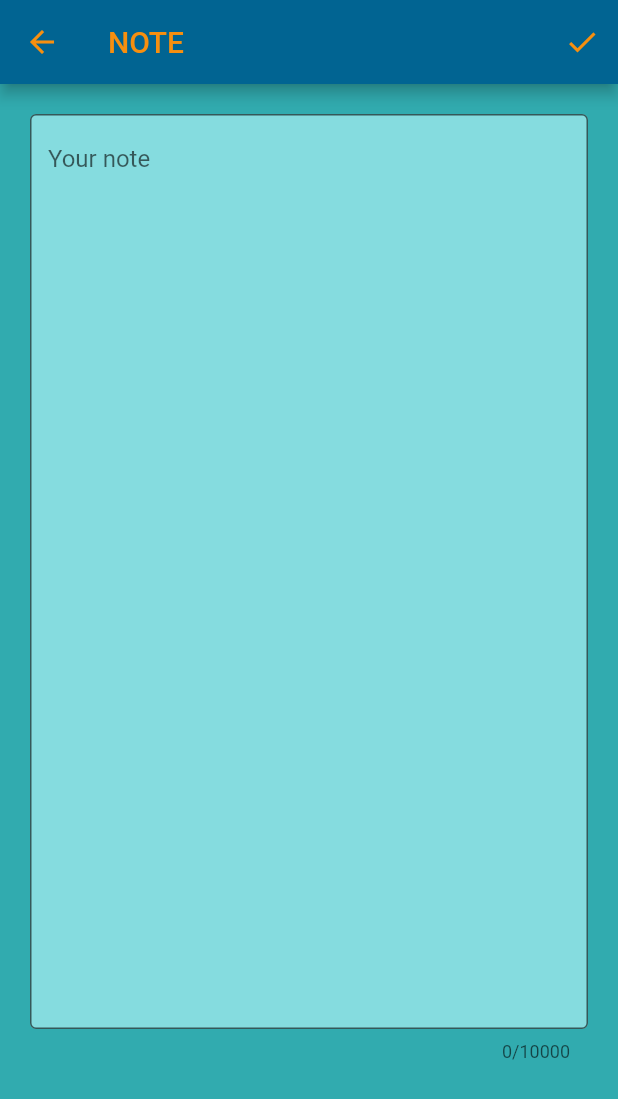
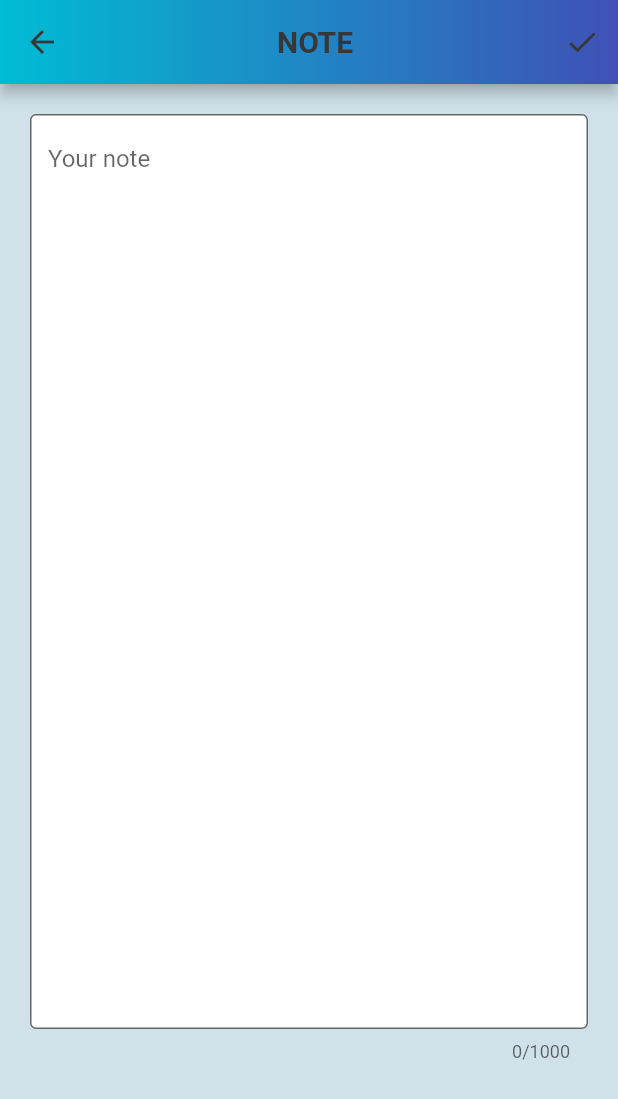
Before and after one commit to patrykkarpinski1/do_the_task, a Flutter app: the NotepadPageContent screen opened directly, after a tap on the "add" icon, on a phone screen of 412 x 824 dp. Shown: the top 1099 px of the screen. Run offline on Flutter 3.47's test engine with Material 2 defaults, Android fonts, the phone set to English and light mode, and no system bars; our stand-ins replace bloc, cloud_firestore, firebase_auth, firebase_core, flutter_bloc, google_fonts and 1 more; missing offline and left inert: fancy_bottom_navigation_2, flutterfire_ui; accounts and stored records are empty; Roboto replaces fonts that are missing (Arimo).

Commit message:
upgrade app ,add detalis note and add time to note

```diff
--- a/lib/app/features/detalis/cubit/detalis_state.dart
+++ b/lib/app/features/detalis/cubit/detalis_state.dart
@@ -4,9 +4,11 @@ class DetalisState {
   final TaskModel? taskModel;
   final Status status;
   final String? errorMessage;
+  final NoteModel? noteModel;
 
   DetalisState({
-    required this.taskModel,
+    this.noteModel,
+    this.taskModel,
     this.status = Status.initial,
     this.errorMessage = '',
   });
--- a/lib/app/features/home/pages/notepad/pages/add_notes_page/add_notes_page.dart
+++ b/lib/app/features/home/pages/notepad/pages/add_notes_page/add_notes_page.dart
@@ -3,12 +3,19 @@ import 'package:flutter_bloc/flutter_bloc.dart';
 import 'package:google_fonts/google_fonts.dart';
 import 'package:modyfikacja_aplikacja/app/features/home/pages/notepad/pages/add_notes_page/cubit/add_note_cubit.dart';
 import 'package:modyfikacja_aplikacja/repositories/item_repositories.dart';
+import 'package:new_gradient_app_bar/new_gradient_app_bar.dart';
 
-class AddNotes extends StatelessWidget {
+class AddNotes extends StatefulWidget {
   const AddNotes({
     super.key,
   });
 
+  @override
+  State<AddNotes> createState() => _AddNotesState();
+}
+
+class _AddNotesState extends State<AddNotes> {
+  final releaseDate = DateTime.now();
   @override
   Widget build(BuildContext context) {
     return BlocProvider(
@@ -29,15 +36,15 @@ class AddNotes extends StatelessWidget {
         },
         builder: (context, state) {
           return Scaffold(
-            backgroundColor: const Color.fromARGB(255, 49, 171, 175),
-            appBar: AppBar(
+            backgroundColor: const Color.fromARGB(255, 208, 225, 234),
+            appBar: NewGradientAppBar(
               leading: IconButton(
                 onPressed: () {
                   Navigator.of(context).pop();
                 },
                 icon: const Icon(
                   Icons.arrow_back,
-                  color: Color.fromARGB(255, 247, 143, 15),
+                  color: Color.fromARGB(255, 56, 55, 55),
                 ),
               ),
               actions: [
@@ -45,19 +52,26 @@ class AddNotes extends StatelessWidget {
                   onPressed: state.textNote.isEmpty
                       ? null
                       : () {
-                          context.read<AddNoteCubit>().add(state.textNote);
+                          context
+                              .read<AddNoteCubit>()
+                              .add(state.textNote, releaseDate);
                         },
                   icon: const Icon(
                     Icons.check,
-                    color: Color.fromARGB(255, 247, 143, 15),
+                    color: Color.fromARGB(255, 56, 55, 55),
                   ),
                 ),
               ],
-              backgroundColor: const Color.fromARGB(255, 1, 100, 146),
-              title: Text(
-                'NOTE',
-                style: GoogleFonts.rubikBeastly(
-                  color: const Color.fromARGB(255, 247, 143, 15),
+              gradient:
+                  const LinearGradient(colors: [Colors.cyan, Colors.indigo]),
+              title: Center(
+                child: Text(
+                  'NOTE',
+                  style: GoogleFonts.arimo(
+                    fontSize: 20,
+                    fontWeight: FontWeight.bold,
+                    color: const Color.fromARGB(255, 56, 55, 55),
+                  ),
                 ),
               ),
             ),
@@ -66,11 +80,12 @@ class AddNotes extends StatelessWidget {
               children: [
                 TextField(
                   decoration: const InputDecoration(
-                      hintText: "Your note",
-                      border: OutlineInputBorder(),
-                      filled: true,
-                      fillColor: Color.fromARGB(255, 133, 220, 223)),
-                  maxLength: 10000,
+                    hintText: "Your note",
+                    border: OutlineInputBorder(),
+                    filled: true,
+                    fillColor: Colors.white,
+                  ),
+                  maxLength: 1000,
                   maxLines: 30,
                   onChanged: (newTextNote) {
                     context.read<AddNoteCubit>().changetextNote(newTextNote);
--- a/lib/app/features/home/pages/notepad/pages/notepad_page/cubit/notepad_state.dart
+++ b/lib/app/features/home/pages/notepad/pages/notepad_page/cubit/notepad_state.dart
@@ -11,6 +11,6 @@ class NotepadState {
     this.notes = const [],
     this.removingErrorOccured = false,
     this.status = Status.initial,
-    this.errorMessage,
+    this.errorMessage = '',
   });
 }
--- a/lib/app/features/home/pages/notepad/pages/notepad_page/notepad_page_content.dart
+++ b/lib/app/features/home/pages/notepad/pages/notepad_page/notepad_page_content.dart
@@ -2,11 +2,12 @@ import 'package:flutter/material.dart';
 import 'package:flutter_bloc/flutter_bloc.dart';
 import 'package:google_fonts/google_fonts.dart';
 import 'package:modyfikacja_aplikacja/app/core/enums.dart';
-import 'package:modyfikacja_aplikacja/app/features/auth/pages/user_profile.dart';
+import 'package:modyfikacja_aplikacja/app/features/detalis/pages/detalis_note.dart';
 import 'package:modyfikacja_aplikacja/app/features/home/pages/notepad/pages/add_notes_page/add_notes_page.dart';
 import 'package:modyfikacja_aplikacja/app/features/home/pages/notepad/pages/notepad_page/cubit/notepad_cubit.dart';
 import 'package:modyfikacja_aplikacja/models/note_model.dart';
 import 'package:modyfikacja_aplikacja/repositories/item_repositories.dart';
+import 'package:new_gradient_app_bar/new_gradient_app_bar.dart';
 
 class NotepadPageContent extends StatelessWidget {
   const NotepadPageContent({
@@ -17,27 +18,18 @@ class NotepadPageContent extends StatelessWidget {
   Widget build(BuildContext context) {
     return Scaffold(
       backgroundColor: const Color.fromARGB(255, 208, 225, 234),
-      appBar: AppBar(
-        actions: [
-          IconButton(
-            onPressed: () {
-              Navigator.of(context).push(
-                MaterialPageRoute(
-                  builder: (_) => const UserProfile(),
-                ),
-              );
-            },
-            icon: const Icon(
-              Icons.person,
-              color: Color.fromARGB(255, 247, 143, 15),
+      appBar: NewGradientAppBar(
+        gradient: const LinearGradient(
+          colors: [Colors.cyan, Colors.indigo],
+        ),
+        title: Center(
+          child: Text(
+            'NOTEPAD',
+            style: GoogleFonts.arimo(
+              fontSize: 20,
+              fontWeight: FontWeight.bold,
+              color: const Color.fromARGB(255, 56, 55, 55),
             ),
-          ),
-        ],
-        backgroundColor: const Color.fromARGB(255, 1, 100, 146),
-        title: Text(
-          'NOTEPAD',
-          style: GoogleFonts.rubikBeastly(
-            color: const Color.fromARGB(255, 247, 143, 15),
           ),
         ),
       ),
@@ -81,16 +73,8 @@ class NotepadPageContent extends StatelessWidget {
             ),
             children: [
               for (final noteModel in noteModels) ...[
-                Dismissible(
-                  key: ValueKey(noteModel.id),
-                  onDismissed: (direction) {
-                    context
-                        .read<NotepadCubit>()
-                        .remove(documentID: noteModel.id);
-                  },
-                  child: _NoteWidget(
-                    noteModel: noteModel,
-                  ),
+                _NoteWidget(
+                  noteModel: noteModel,
                 ),
               ]
             ],
@@ -98,7 +82,8 @@ class NotepadPageContent extends StatelessWidget {
         }),
       ),
       floatingActionButton: FloatingActionButton(
-        backgroundColor: const Color.fromARGB(255, 1, 100, 146),
+        splashColor: const Color.fromARGB(255, 41, 117, 199),
+        backgroundColor: const Color.fromARGB(255, 122, 166, 192),
         onPressed: () {
           Navigator.of(context).push(
             MaterialPageRoute(
@@ -109,7 +94,7 @@ class NotepadPageContent extends StatelessWidget {
         },
         child: const Icon(
           Icons.add,
-          color: Color.fromARGB(255, 247, 143, 15),
+          color: Color.fromARGB(255, 56, 55, 55),
         ),
       ),
     );
@@ -125,12 +110,52 @@ class _NoteWidget extends StatelessWidget {
 
   @override
   Widget build(BuildContext context) {
-    return Card(
-      color: const Color.fromARGB(255, 133, 220, 223),
-      child: Container(
-        margin: const EdgeInsets.all(10),
-        child: Text(
-          noteModel.note,
+    return InkWell(
+      onTap: () {
+        Navigator.of(context).push(
+          MaterialPageRoute(builder: (_) => DetalisNotePage()),
+        );
+      },
+      child: Card(
+        color: Colors.white,
+        child: Column(
+          children: [
+            Padding(
+              padding: const EdgeInsets.all(5.0),
+              child: SizedBox(
+                width: 160,
+                height: 115,
+                child: Text(
+                  noteModel.note,
+                ),
+              ),
+            ),
+            Column(
+              children: [
+                Row(
+                  mainAxisAlignment: MainAxisAlignment.spaceBetween,
+                  children: [
+                    Container(
+                      margin: const EdgeInsets.only(left: 10),
+                      child: Text(
+                        noteModel.releaseDateFormatted(),
+                        style: GoogleFonts.gruppo(
+                            color: const Color.fromARGB(255, 29, 28, 28),
+                            fontWeight: FontWeight.bold),
+                      ),
+                    ),
+                    IconButton(
+                        onPressed: () {
+                          context
+                              .read<NotepadCubit>()
+                              .remove(documentID: noteModel.id);
+                        },
+                        icon: const Icon(Icons.delete_sweep_outlined))
+                  ],
+                ),
+              ],
+            )
+          ],
         ),
       ),
     );
--- a/lib/models/note_model.dart
+++ b/lib/models/note_model.dart
@@ -1,5 +1,11 @@
+import 'package:intl/intl.dart';
+
 class NoteModel {
-  NoteModel({required this.note, required this.id});
+  NoteModel({required this.note, required this.id, required this.releaseDate});
   final String note;
   final String id;
+  final DateTime releaseDate;
+  String releaseDateFormatted() {
+    return DateFormat.yMMMMd().format(releaseDate);
+  }
 }
```
Also changed, not shown: lib/app/features/detalis/cubit/detalis_cubit.dart (+20 -1 lines), lib/app/features/detalis/pages/detalis_note.dart (added, +48 -0 lines), lib/app/features/detalis/pages/detalis_task_widget_page.dart (+10 -6 lines), lib/app/features/home/pages/add_tasks/pages/add_tasks_page_content.dart (+13 -7 lines), lib/app/features/home/pages/notepad/pages/add_notes_page/cubit/add_note_cubit.dart (+5 -2 lines), lib/app/features/home/pages/tasks/tasks_pages/pages/tasks_page.dart (+9 -5 lines), lib/repositories/item_repositories.dart (+28 -2 lines).
